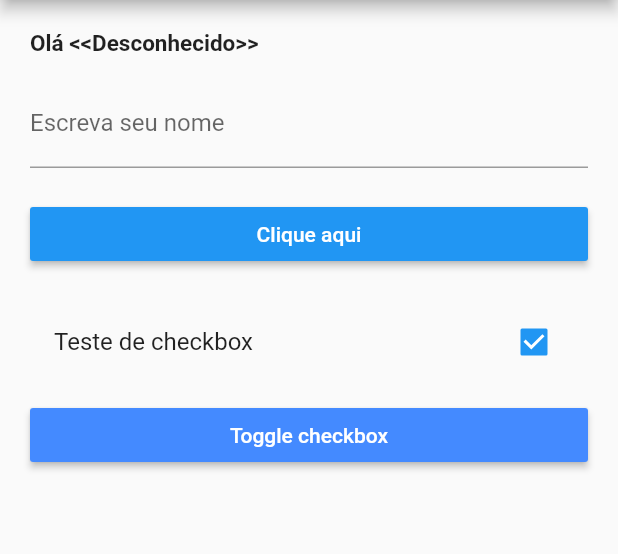
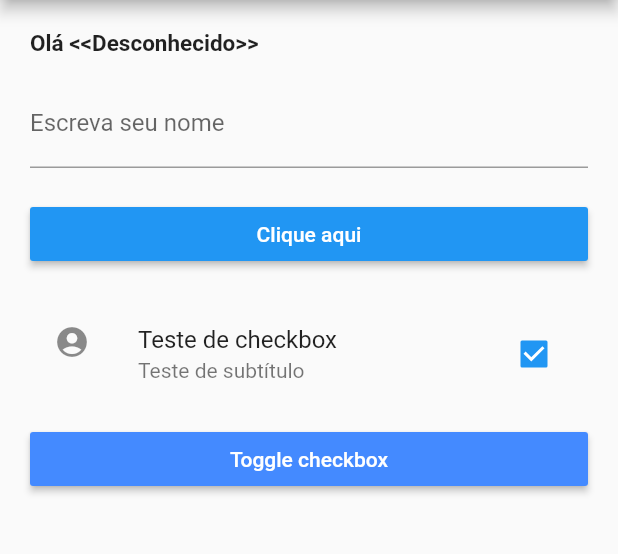
Before and after one commit to moreirapontocom/flutter-entrada-dados-forms, a Flutter app: the screen it shows after launch, on a phone screen of 412 x 824 dp, the part 84-638 px from its top. Run offline on Flutter 3.47's test engine with Material 2 defaults, Android fonts, the phone set to English and light mode, and no system bars.

Commit message:
Checkbox options

```diff
--- a/lib/campoTexto.dart
+++ b/lib/campoTexto.dart
@@ -66,6 +66,9 @@ class _CampoTextoState extends State<CampoTexto> {
                 padding: EdgeInsets.only(top: 20, bottom: 10),
                 child: CheckboxListTile( // Ou apenas o Checkbox (sem o title) para ter apenas o quadradinho
                   title: Text("Teste de checkbox"),
+                  subtitle: Text("Teste de subtítulo"),
+                  secondary: Icon(Icons.account_circle),
+                  activeColor: Colors.blue,
                   value: _checkbox,
                   onChanged: (bool valor) {
                     setState(() {
```
